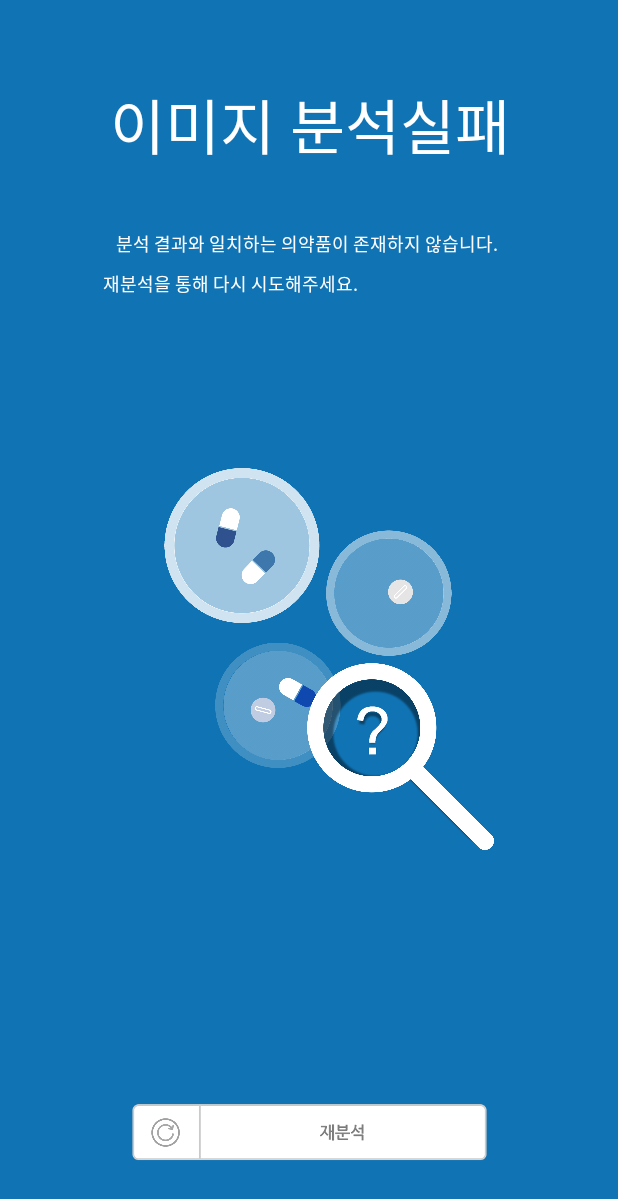
After one commit to kakaopanda/CapstoneDesign, an Android app: the AnalyzeFailActivity screen opened directly, with no data from a screen before it, on a phone screen of 412 x 824 dp. The commit adds this screen. Shown: the top 1199 px of the screen. Run offline under Robolectric (Android 15) with nearby library versions, the phone set to English and light mode, and no system bars.

Commit message:
20220407

```diff
--- a/app/src/main/AndroidManifest.xml
+++ b/app/src/main/AndroidManifest.xml
@@ -26,6 +26,7 @@
         <activity android:name=".MainActivity"/>
         <activity android:name=".AnalyzeActivity"/>
         <activity android:name=".SubstituteActivity"/>
+        <activity android:name=".AnalyzeFailActivity"/>
         <provider
             android:name="androidx.core.content.FileProvider"
             android:authorities="com.example.capstonedesign.fileprovider"
--- /dev/null
+++ b/app/src/main/java/com/example/capstonedesign/AnalyzeFailActivity.java
@@ -0,0 +1,45 @@
+package com.example.capstonedesign;
+
+import android.content.Intent;
+import android.graphics.Color;
+import android.os.Bundle;
+import android.view.View;
+import android.widget.ImageView;
+
+import androidx.annotation.Nullable;
+import androidx.appcompat.app.ActionBar;
+import androidx.appcompat.app.AppCompatActivity;
+
+public class AnalyzeFailActivity extends AppCompatActivity {
+    ImageView reanalyze_btn2;
+
+    @Override
+    protected void onCreate(@Nullable Bundle savedInstanceState) {
+        applyColors();
+        ActionBar actionBar = getSupportActionBar();
+        actionBar.hide();
+        super.onCreate(savedInstanceState);
+        setContentView(R.layout.activity_analyze_fail);
+
+        reanalyze_btn2 = findViewById(R.id.reanalyze_btn2);
+        reanalyze_btn2.setOnClickListener(new View.OnClickListener() {
+            @Override
+            public void onClick(View view) {
+                Intent intent = new Intent(getApplicationContext(), MainActivity.class);
+                startActivity(intent);
+            }
+        });
+
+    }
+
+    private void applyColors() {
+        getWindow().setStatusBarColor(Color.parseColor("#FF1073B4"));
+        getWindow().setNavigationBarColor(Color.parseColor("#FF1073B4"));
+    }
+
+    @Override
+    protected void onPause() {
+        super.onPause();
+        overridePendingTransition(R.anim.fadein, R.anim.fadeout);
+    }
+}
--- a/app/src/main/java/com/example/capstonedesign/MainActivity.java
+++ b/app/src/main/java/com/example/capstonedesign/MainActivity.java
@@ -12,6 +12,7 @@ import android.util.Log;
 import android.view.View;
 import android.widget.ImageView;
 import android.widget.ProgressBar;
+import android.widget.TextView;
 import android.widget.Toast;
 
 import androidx.activity.result.ActivityResult;
@@ -29,6 +30,7 @@ import java.util.Date;
 public class MainActivity extends AppCompatActivity {
     private final String TAG = this.getClass().getSimpleName();
     ImageView upload, medicine, camera;
+    TextView textView8;
     Uri AnalyzeImage = null;
 
     @Override
@@ -66,6 +68,15 @@ public class MainActivity extends AppCompatActivity {
             Toast.makeText(getApplicationContext(),"이미지는 밝고 평평한 곳에서 촬영해주세요.",Toast.LENGTH_LONG).show();
             Intent cameraIntent = new Intent(android.provider.MediaStore.ACTION_IMAGE_CAPTURE);
             camera_launcher.launch(cameraIntent);
+        });
+
+        textView8 = findViewById(R.id.textView8);
+        textView8.setOnClickListener(new View.OnClickListener() {
+            @Override
+            public void onClick(View view) {
+                Intent intent = new Intent(getApplicationContext(), AnalyzeFailActivity.class);
+                startActivity(intent);
+            }
         });
     }
 
--- a/app/src/main/java/com/example/capstonedesign/SignupThirdActivity.java
+++ b/app/src/main/java/com/example/capstonedesign/SignupThirdActivity.java
@@ -26,7 +26,7 @@ public class SignupThirdActivity extends AppCompatActivity {
 
             @Override
             public void onClick(View view) {
-                Intent intent = new Intent(getApplicationContext(), LoginFirstActivity.class);
+                Intent intent = new Intent(getApplicationContext(), SignupFirstActivity.class);
                 startActivity(intent);
             }
         });
--- a/app/src/main/res/layout/activity_analyze_fail.xml
+++ b/app/src/main/res/layout/activity_analyze_fail.xml
@@ -1,6 +1,96 @@
 <?xml version="1.0" encoding="utf-8"?>
 <androidx.constraintlayout.widget.ConstraintLayout xmlns:android="http://schemas.android.com/apk/res/android"
+    xmlns:app="http://schemas.android.com/apk/res-auto"
+    xmlns:tools="http://schemas.android.com/tools"
     android:layout_width="match_parent"
-    android:layout_height="match_parent">
+    android:layout_height="match_parent"
+    android:background="@color/french_blue"
+    >
+
+
+    <TextView
+        android:id="@+id/textView32"
+        android:layout_width="wrap_content"
+        android:layout_height="wrap_content"
+        android:fontFamily="@font/regular"
+        android:inputType="textPersonName"
+        android:text="분석 결과와 일치하는 의약품이 존재하지 않습니다."
+        android:textColor="#FFFFFFFF"
+        android:textSize="12dp"
+        app:layout_constraintBottom_toBottomOf="parent"
+        app:layout_constraintEnd_toEndOf="parent"
+        app:layout_constraintHorizontal_bias="0.491"
+        app:layout_constraintStart_toStartOf="parent"
+        app:layout_constraintTop_toTopOf="parent"
+        app:layout_constraintVertical_bias="0.19"
+        tools:ignore="MissingConstraints" />
+
+    <TextView
+        android:id="@+id/textView24"
+        android:layout_width="wrap_content"
+        android:layout_height="wrap_content"
+        android:fontFamily="@font/regular"
+        android:inputType="textPersonName"
+        android:text="이미지 분석실패"
+        android:textColor="#FFFFFFFF"
+        android:textSize="40dp"
+        app:layout_constraintBottom_toBottomOf="parent"
+        app:layout_constraintEnd_toEndOf="parent"
+        app:layout_constraintHorizontal_bias="0.505"
+        app:layout_constraintStart_toStartOf="parent"
+        app:layout_constraintTop_toTopOf="parent"
+        app:layout_constraintVertical_bias="0.07"
+        tools:ignore="MissingConstraints" />
+
+    <ImageView
+        android:id="@+id/reanalyze_btn2"
+        android:layout_width="250dp"
+        android:layout_height="50dp"
+        android:src="@drawable/reanalyze_btn_another"
+        app:layout_constraintBottom_toBottomOf="parent"
+        app:layout_constraintEnd_toEndOf="parent"
+        app:layout_constraintStart_toStartOf="parent"
+        app:layout_constraintTop_toTopOf="parent"
+        app:layout_constraintVertical_bias="0.942" />
+
+    <ImageView
+        android:id="@+id/submit_btn2"
+        android:layout_width="200dp"
+        android:layout_height="200dp"
+        android:src="@drawable/pill_background"
+        app:layout_constraintBottom_toBottomOf="parent"
+        app:layout_constraintEnd_toEndOf="parent"
+        app:layout_constraintHorizontal_bias="0.496"
+        app:layout_constraintStart_toStartOf="parent"
+        app:layout_constraintTop_toTopOf="parent" />
+
+    <ImageView
+        android:id="@+id/glass"
+        android:layout_width="150dp"
+        android:layout_height="150dp"
+        android:src="@drawable/glass_fail"
+        app:layout_constraintBottom_toBottomOf="parent"
+        app:layout_constraintEnd_toEndOf="parent"
+        app:layout_constraintHorizontal_bias="0.732"
+        app:layout_constraintStart_toStartOf="parent"
+        app:layout_constraintTop_toTopOf="parent"
+        app:layout_constraintVertical_bias="0.637" />
+
+    <TextView
+        android:id="@+id/textView"
+        android:layout_width="wrap_content"
+        android:layout_height="wrap_content"
+        android:fontFamily="@font/regular"
+        android:inputType="textPersonName"
+        android:text="재분석을 통해 다시 시도해주세요."
+        android:textColor="#FFFFFFFF"
+        android:textSize="12dp"
+        app:layout_constraintBottom_toBottomOf="parent"
+        app:layout_constraintEnd_toEndOf="parent"
+        app:layout_constraintHorizontal_bias="0.283"
+        app:layout_constraintStart_toStartOf="parent"
+        app:layout_constraintTop_toTopOf="parent"
+        app:layout_constraintVertical_bias="0.223"
+        tools:ignore="MissingConstraints" />
 
 </androidx.constraintlayout.widget.ConstraintLayout>
```
Also changed, not shown: app/src/main/res/drawable/glass_fail.png (added), 25 other files.
